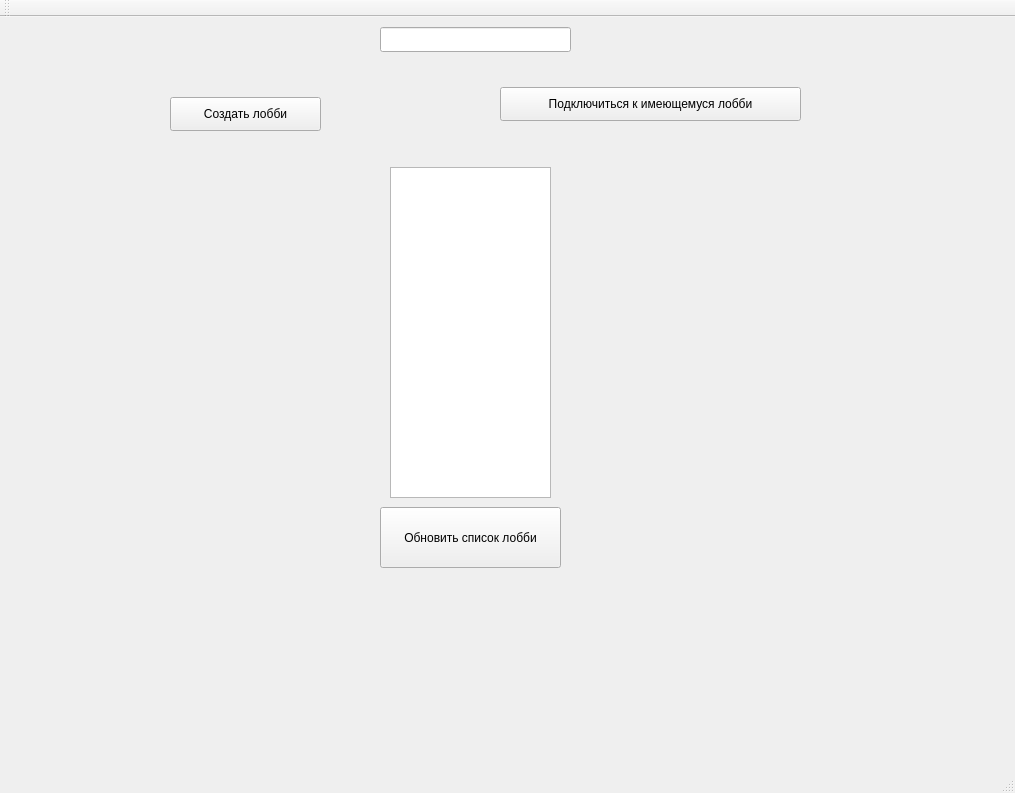
Qt form FightingClient/gui.ui (BReakMyMinD/fightingClient) before a commit.
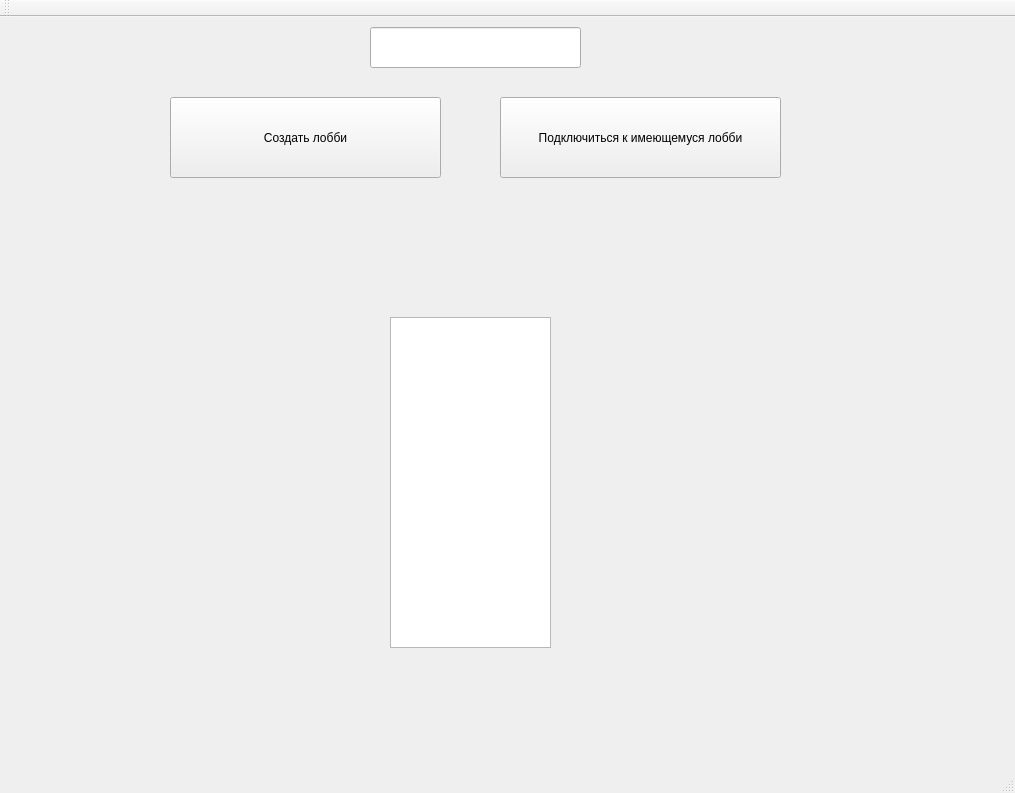
The same form after that commit.

What changed in the file:
```diff
--- a/FightingClient/gui.ui
+++ b/FightingClient/gui.ui
@@ -28,8 +28,8 @@
       <rect>
        <x>150</x>
        <y>80</y>
-       <width>151</width>
-       <height>34</height>
+       <width>271</width>
+       <height>81</height>
       </rect>
      </property>
      <property name="text">
@@ -40,9 +40,9 @@
      <property name="geometry">
       <rect>
        <x>480</x>
-       <y>70</y>
-       <width>301</width>
-       <height>34</height>
+       <y>80</y>
+       <width>281</width>
+       <height>81</height>
       </rect>
      </property>
      <property name="text">
@@ -52,10 +52,10 @@
     <widget class="QLineEdit" name="name">
      <property name="geometry">
       <rect>
-       <x>360</x>
+       <x>350</x>
        <y>10</y>
-       <width>191</width>
-       <height>25</height>
+       <width>211</width>
+       <height>41</height>
       </rect>
      </property>
     </widget>
@@ -63,7 +63,7 @@
      <property name="geometry">
       <rect>
        <x>370</x>
-       <y>150</y>
+       <y>300</y>
        <width>161</width>
        <height>331</height>
       </rect>
@@ -72,29 +72,21 @@
     <widget class="QLabel" name="status">
      <property name="geometry">
       <rect>
-       <x>77</x>
-       <y>570</y>
-       <width>811</width>
-       <height>20</height>
+       <x>50</x>
+       <y>180</y>
+       <width>851</width>
+       <height>91</height>
       </rect>
      </property>
+     <property name="font">
+      <font>
+       <pointsize>20</pointsize>
+      </font>
+     </property>
      <property name="text">
       <string/>
      </property>
     </widget>
-    <widget class="QPushButton" name="refreshList">
-     <property name="geometry">
-      <rect>
-       <x>360</x>
-       <y>490</y>
-       <width>181</width>
-       <height>61</height>
-      </rect>
-     </property>
-     <property name="text">
-      <string>Обновить список лобби</string>
-     </property>
-    </widget>
    </widget>
   </widget>
   <widget class="QMenuBar" name="menuBar">
```
